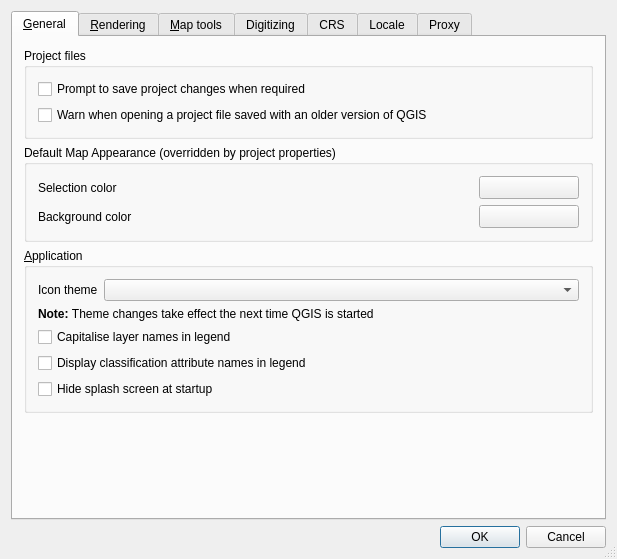
Qt form src/ui/qgsoptionsbase.ui (qgis/QGIS) before a commit.
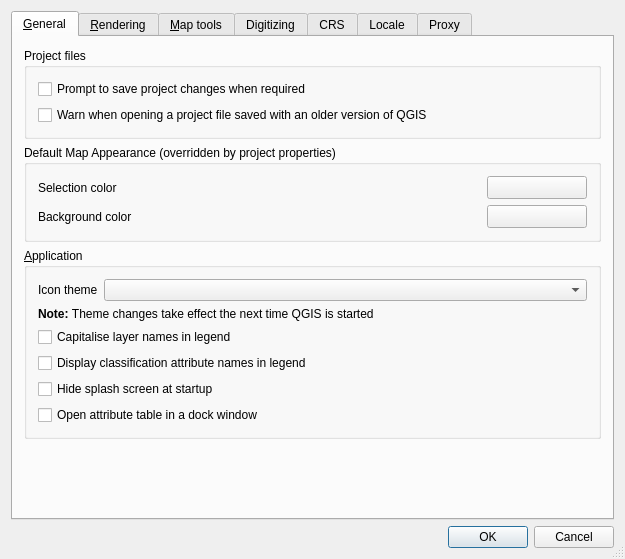
The same form after that commit. Icons and pictures are not drawn. Custom widgets are drawn as their Qt base class.

Commit message: handling vector data geometry and attribute updates refactored

Diff of the .ui file:
```diff
--- a/src/ui/qgsoptionsbase.ui
+++ b/src/ui/qgsoptionsbase.ui
@@ -213,6 +213,13 @@
             </property>
            </widget>
           </item>
+          <item row="5" column="0" colspan="2" >
+           <widget class="QCheckBox" name="cbxAttributeTableDocked" >
+            <property name="text" >
+             <string>Open attribute table in a dock window</string>
+            </property>
+           </widget>
+          </item>
          </layout>
         </widget>
        </item>
@@ -223,8 +230,8 @@
          </property>
          <property name="sizeHint" >
           <size>
-           <width>547</width>
-           <height>51</height>
+           <width>577</width>
+           <height>21</height>
           </size>
          </property>
         </spacer>
```
The commit also changes 62 other files.
